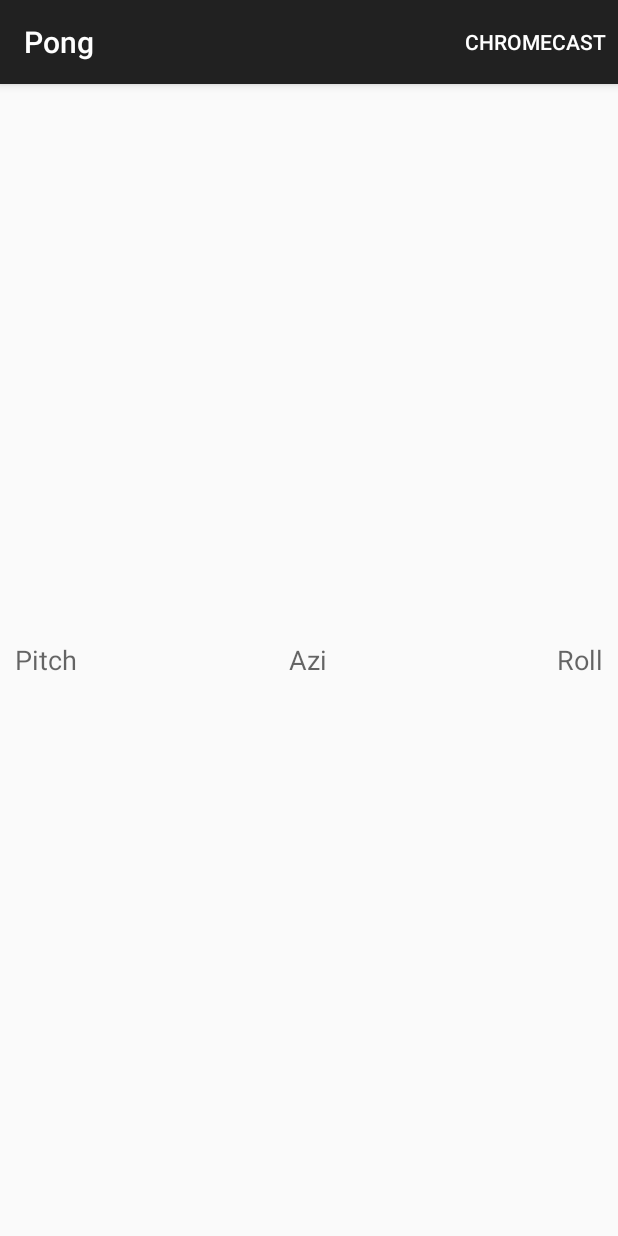
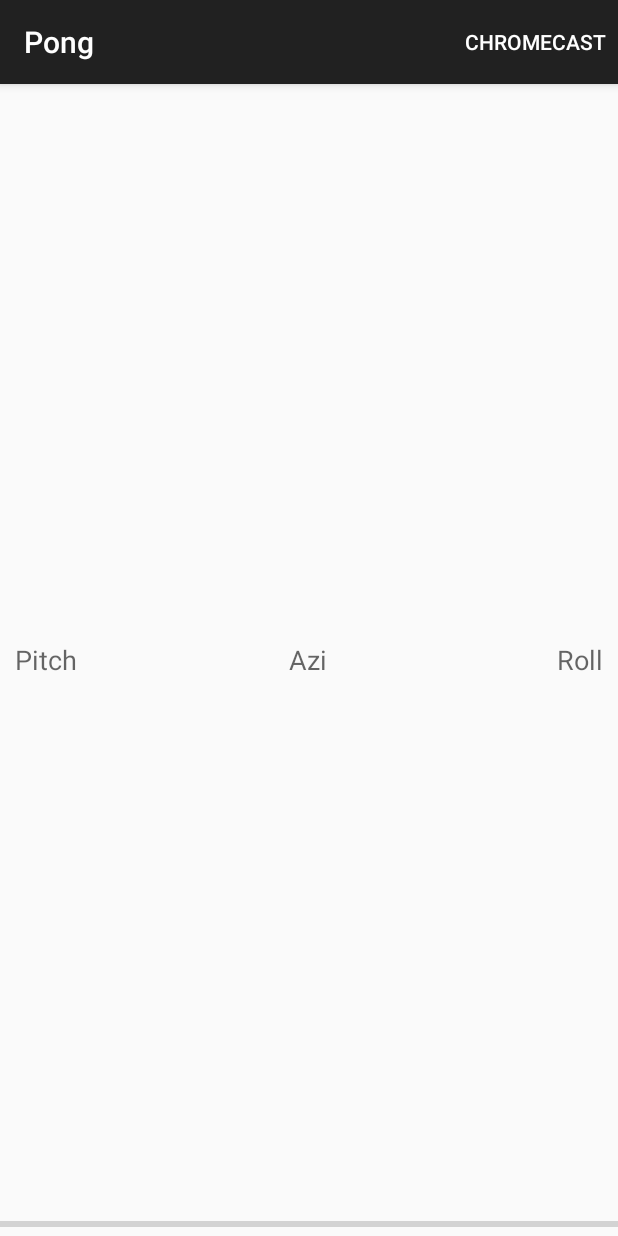
Before and after one commit to Scienta/chromecast-android, an Android app: the screen it shows after launch (MainActivity), on a phone screen of 412 x 824 dp. Run offline under Robolectric (Android 15) with nearby library versions, the phone set to English and light mode, and no system bars; 4 statements that could not run were skipped.

Commit message:
Pong: Added pitch indicator, improve paddle move.

```diff
--- a/pong/pong-sender/src/main/java/no/scienta/pong/MainActivity.java
+++ b/pong/pong-sender/src/main/java/no/scienta/pong/MainActivity.java
@@ -12,6 +12,7 @@ import android.support.v7.app.MediaRouteActionProvider;
 import android.util.Log;
 import android.view.Menu;
 import android.view.MenuItem;
+import android.widget.ProgressBar;
 import android.widget.TextView;
 import no.scienta.pong.cast.CastSession;
 import no.scienta.pong.cast.DiscoveryAndSelectHandler;
@@ -33,6 +34,7 @@ public class MainActivity extends ActionBarActivity {
         final TextView pitchView = (TextView) findViewById(R.id.pitchView);
         final TextView azimuthView = (TextView) findViewById(R.id.azimuthView);
         final TextView rollView = (TextView) findViewById(R.id.rollView);
+        final ProgressBar pitchProgress = (ProgressBar) findViewById(R.id.pitchProgress);
 
         final String applicationId = getResources().getString(R.string.app_id);
         final String namespace = getResources().getString(R.string.namespace);
@@ -64,6 +66,7 @@ public class MainActivity extends ActionBarActivity {
                 pitchView.setText("Pitch " + newPitchDegrees);
                 rollView.setText("Roll " + Math.round(roll));
                 azimuthView.setText("Azi " + Math.round(azimuth));
+                pitchProgress.setProgress(newPitchDegrees + 90);
 
                 if (castSession != null && MainActivity.this.pitchDegrees != newPitchDegrees) {
                     MainActivity.this.pitchDegrees = newPitchDegrees;
--- a/pong/pong-sender/src/main/res/layout/activity_main.xml
+++ b/pong/pong-sender/src/main/res/layout/activity_main.xml
@@ -1,10 +1,10 @@
 <FrameLayout xmlns:android="http://schemas.android.com/apk/res/android"
-    xmlns:tools="http://schemas.android.com/tools"
-    android:id="@+id/container"
-    android:layout_width="match_parent"
-    android:layout_height="match_parent"
-    tools:context="no.scienta.pong.MainActivity"
-    tools:ignore="MergeRootFrame" >
+             xmlns:tools="http://schemas.android.com/tools"
+             android:id="@+id/container"
+             android:layout_width="match_parent"
+             android:layout_height="match_parent"
+             tools:context="no.scienta.pong.MainActivity"
+             tools:ignore="MergeRootFrame">
 
     <TextView
             android:layout_width="wrap_content"
@@ -32,4 +32,21 @@
             android:id="@+id/rollView"
             android:layout_gravity="right|center_vertical"
             android:layout_margin="10dip"/>
+
+    <LinearLayout
+            android:orientation="horizontal"
+            android:layout_width="fill_parent"
+            android:layout_height="fill_parent"
+            android:layout_gravity="center_horizontal|bottom"
+            android:weightSum="1">
+
+        <ProgressBar
+                style="?android:attr/progressBarStyleHorizontal"
+                android:layout_width="match_parent"
+                android:layout_height="wrap_content"
+                android:id="@+id/pitchProgress"
+                android:layout_gravity="bottom"
+                android:max="180"/>
+    </LinearLayout>
+
 </FrameLayout>
```
Also changed, not shown: 1 other file.
